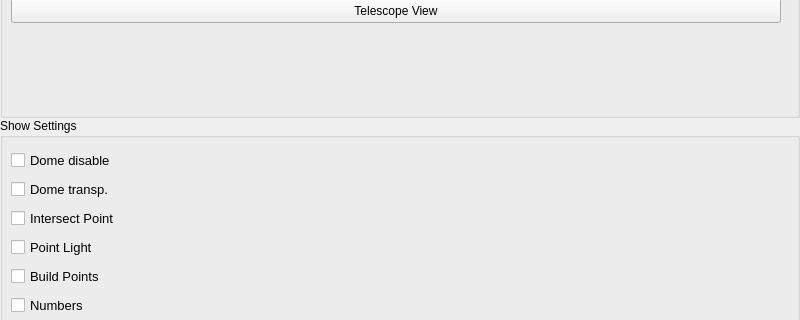
This is mw4/gui/widgets/simulator.ui in mworion/MountWizzard4 as Qt 5 draws it before an edit; both pictures show x 0 to 800 and y 177 to 497 of the 800 by 600 pixel window. The edited form follows.
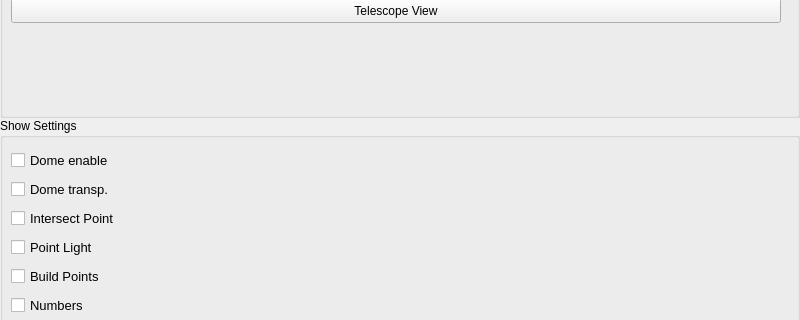
This is the edited form.

```diff
--- a/mw4/gui/widgets/simulator.ui
+++ b/mw4/gui/widgets/simulator.ui
@@ -253,7 +253,7 @@
            </font>
           </property>
           <property name="text">
-           <string>Dome disable</string>
+           <string>Dome enable</string>
           </property>
          </widget>
         </item>
```
Left out of the diff: 2 changed lines with no effect on the pictures.
